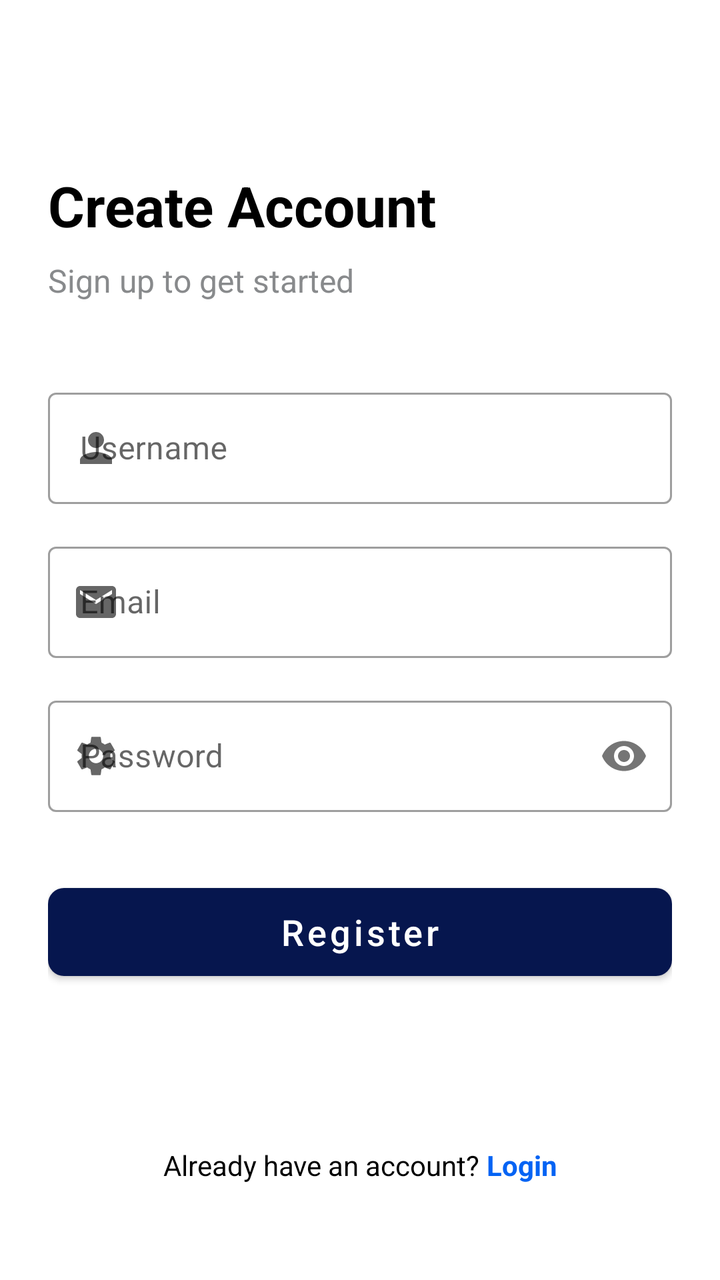
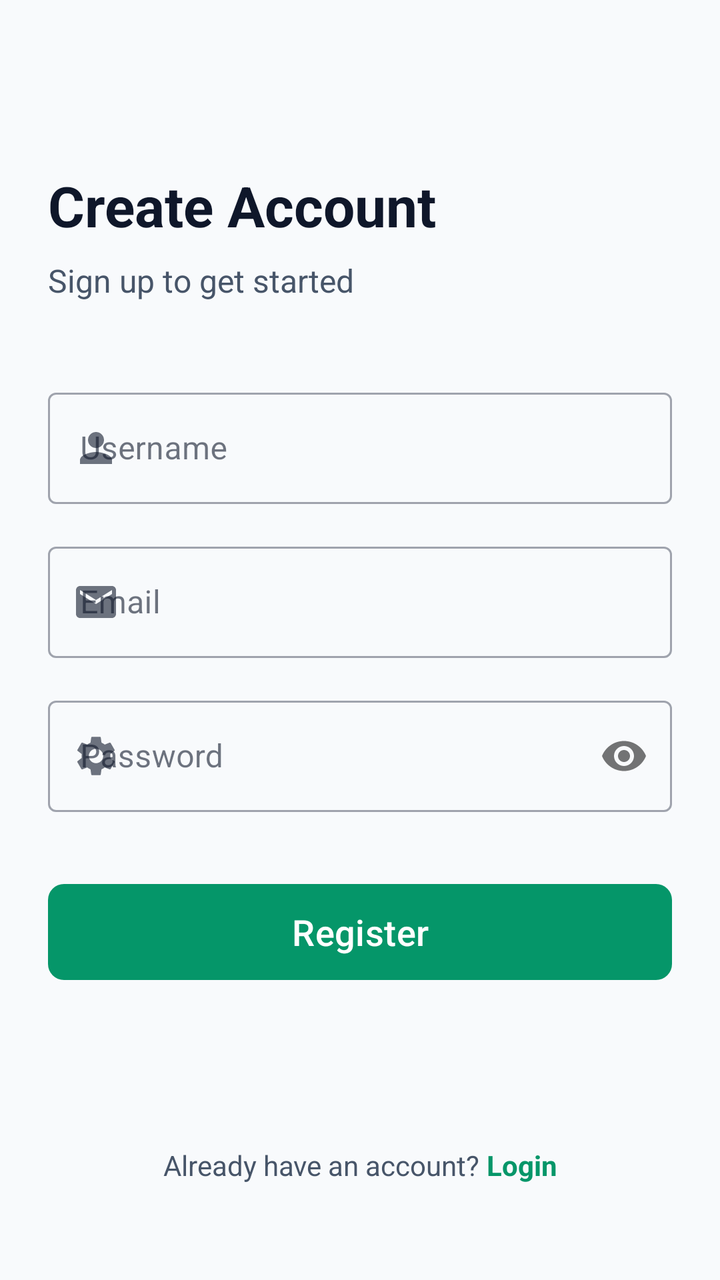

The first picture is an Android layout as it rendered before a commit; the second is the same layout after the commit. The layout source and the unified diff follow.
<!-- AndroidManifest.xml: application theme Theme.TestMaster -->
<!-- res/layout/activity_register.xml -->
<?xml version="1.0" encoding="utf-8"?>
<androidx.constraintlayout.widget.ConstraintLayout xmlns:android="http://schemas.android.com/apk/res/android"
    xmlns:app="http://schemas.android.com/apk/res-auto"
    xmlns:tools="http://schemas.android.com/tools"
    android:layout_width="match_parent"
    android:layout_height="match_parent"
    android:background="@color/white"
    tools:context=".activities.RegisterActivity">

    <ScrollView
        android:layout_width="match_parent"
        android:layout_height="match_parent"
        android:fillViewport="true">

        <androidx.constraintlayout.widget.ConstraintLayout
            android:layout_width="match_parent"
            android:layout_height="wrap_content"
            android:padding="24dp">

            <TextView
                android:id="@+id/tv_create_account"
                android:layout_width="wrap_content"
                android:layout_height="wrap_content"
                android:layout_marginTop="60dp"
                android:text="Create Account"
                android:textColor="@color/black"
                android:textSize="28sp"
                android:textStyle="bold"
                app:layout_constraintStart_toStartOf="parent"
                app:layout_constraintTop_toTopOf="parent" />

            <TextView
                android:id="@+id/tv_subtitle"
                android:layout_width="wrap_content"
                android:layout_height="wrap_content"
                android:layout_marginTop="8dp"
                android:text="Sign up to get started"
                android:textColor="@color/darkgray"
                android:textSize="16sp"
                app:layout_constraintStart_toStartOf="parent"
                app:layout_constraintTop_toBottomOf="@id/tv_create_account" />

            <com.google.android.material.textfield.TextInputLayout
                android:id="@+id/til_username"
                style="@style/Widget.MaterialComponents.TextInputLayout.OutlinedBox"
                android:layout_width="match_parent"
                android:layout_height="wrap_content"
                android:layout_marginTop="40dp"
                android:hint="Username"
                app:layout_constraintTop_toBottomOf="@id/tv_subtitle"
                app:startIconDrawable="@drawable/baseline_person_24">

                <com.google.android.material.textfield.TextInputEditText
                    android:id="@+id/tv_username"
                    android:layout_width="match_parent"
                    android:layout_height="wrap_content"
                    android:inputType="text" />
            </com.google.android.material.textfield.TextInputLayout>

            <com.google.android.material.textfield.TextInputLayout
                android:id="@+id/til_email"
                style="@style/Widget.MaterialComponents.TextInputLayout.OutlinedBox"
                android:layout_width="match_parent"
                android:layout_height="wrap_content"
                android:layout_marginTop="16dp"
                android:hint="Email"
                app:layout_constraintTop_toBottomOf="@id/til_username"
                app:startIconDrawable="@drawable/baseline_email_24">

                <com.google.android.material.textfield.TextInputEditText
                    android:id="@+id/tv_email"
                    android:layout_width="match_parent"
                    android:layout_height="wrap_content"
                    android:inputType="textEmailAddress" />
            </com.google.android.material.textfield.TextInputLayout>

            <com.google.android.material.textfield.TextInputLayout
                android:id="@+id/til_password"
                style="@style/Widget.MaterialComponents.TextInputLayout.OutlinedBox"
                android:layout_width="match_parent"
                android:layout_height="wrap_content"
                android:layout_marginTop="16dp"
                android:hint="Password"
                app:layout_constraintTop_toBottomOf="@id/til_email"
                app:passwordToggleEnabled="true"
                app:startIconDrawable="@drawable/baseline_settings_24">

                <com.google.android.material.textfield.TextInputEditText
                    android:id="@+id/tv_password"
                    android:layout_width="match_parent"
                    android:layout_height="wrap_content"
                    android:inputType="textPassword" />
            </com.google.android.material.textfield.TextInputLayout>

            <com.google.android.material.button.MaterialButton
                android:id="@+id/btn_register"
                android:layout_width="match_parent"
                android:layout_height="56dp"
                android:layout_marginTop="32dp"
                android:text="Register"
                android:textAllCaps="false"
                android:textSize="18sp"
                app:cornerRadius="8dp"
                app:layout_constraintTop_toBottomOf="@id/til_password" />

            <TextView
                android:id="@+id/tv_verify"
                android:layout_width="wrap_content"
                android:layout_height="wrap_content"
                android:layout_marginTop="16dp"
                android:text="Verification email sent! Check your inbox."
                android:textColor="@color/green"
                android:visibility="gone"
                app:layout_constraintEnd_toEndOf="parent"
                app:layout_constraintStart_toStartOf="parent"
                app:layout_constraintTop_toBottomOf="@id/btn_register" />

            <LinearLayout
                android:id="@+id/ll_signin"
                android:layout_width="wrap_content"
                android:layout_height="wrap_content"
                android:layout_marginTop="32dp"
                android:layout_marginBottom="24dp"
                android:orientation="horizontal"
                app:layout_constraintBottom_toBottomOf="parent"
                app:layout_constraintEnd_toEndOf="parent"
                app:layout_constraintStart_toStartOf="parent"
                app:layout_constraintTop_toBottomOf="@id/tv_verify"
                app:layout_constraintVertical_bias="1.0">

                <TextView
                    android:layout_width="wrap_content"
                    android:layout_height="wrap_content"
                    android:text="Already have an account? "
                    android:textColor="@color/black" />

                <TextView
                    android:id="@+id/signin"
                    android:layout_width="wrap_content"
                    android:layout_height="wrap_content"
                    android:text="Login"
                    android:textColor="@color/blue"
                    android:textStyle="bold" />
            </LinearLayout>

        </androidx.constraintlayout.widget.ConstraintLayout>
    </ScrollView>

</androidx.constraintlayout.widget.ConstraintLayout>
<!-- resources referenced by this layout -->
<resources>
  <color name="black">#FF000000</color>
  <color name="blue">#0363F4</color>
  <color name="darkgray">#888A8C</color>
  <color name="green">#4CAF50</color>
  <color name="white">#FFFFFFFF</color>
  <!-- drawable baseline_email_24 (drawable) -->
  <vector xmlns:android="http://schemas.android.com/apk/res/android" android:height="24dp" android:tint="#000000" android:viewportHeight="24" android:viewportWidth="24" android:width="24dp">
        
      <path android:fillColor="@android:color/white" android:pathData="M20,4L4,4c-1.1,0 -1.99,0.9 -1.99,2L2,18c0,1.1 0.9,2 2,2h16c1.1,0 2,-0.9 2,-2L22,6c0,-1.1 -0.9,-2 -2,-2zM20,8l-8,5 -8,-5L4,6l8,5 8,-5v2z"/>
      
  </vector>
  <!-- drawable baseline_person_24 (drawable) -->
  <vector android:height="24dp" android:tint="#000000"
      android:viewportHeight="24" android:viewportWidth="24"
      android:width="24dp" xmlns:android="http://schemas.android.com/apk/res/android">
      <path android:fillColor="@android:color/white" android:pathData="M12,12c2.21,0 4,-1.79 4,-4s-1.79,-4 -4,-4 -4,1.79 -4,4 1.79,4 4,4zM12,14c-2.67,0 -8,1.34 -8,4v2h16v-2c0,-2.66 -5.33,-4 -8,-4z"/>
  </vector>
  <style name="Theme.TestMaster" parent="Base.Theme.TestMaster" />
  <style name="Base.Theme.TestMaster" parent="Theme.MaterialComponents.DayNight.NoActionBar">
          
           <item name="colorPrimary">@color/primary_blue</item>
          <item name="android:statusBarColor">@color/primary_blue</item>
          <item name="colorAccent">@color/primary_blue</item>
      </style>
  <color name="primary_blue">#06164E</color>
  <!-- unchanged entries left out for length: 1 -->
</resources>

<!-- the commit's change to res/layout/activity_register.xml (unified diff, before → after) -->
@@ -4,7 +4,7 @@
     xmlns:tools="http://schemas.android.com/tools"
     android:layout_width="match_parent"
     android:layout_height="match_parent"
-    android:background="@color/white"
+    android:background="@color/background"
     tools:context=".activities.RegisterActivity">
 
     <ScrollView
@@ -23,7 +23,7 @@
                 android:layout_height="wrap_content"
                 android:layout_marginTop="60dp"
                 android:text="Create Account"
-                android:textColor="@color/black"
+                android:textColor="@color/text_primary"
                 android:textSize="28sp"
                 android:textStyle="bold"
                 app:layout_constraintStart_toStartOf="parent"
@@ -35,7 +35,7 @@
                 android:layout_height="wrap_content"
                 android:layout_marginTop="8dp"
                 android:text="Sign up to get started"
-                android:textColor="@color/darkgray"
+                android:textColor="@color/text_secondary"
                 android:textSize="16sp"
                 app:layout_constraintStart_toStartOf="parent"
                 app:layout_constraintTop_toBottomOf="@id/tv_create_account" />
@@ -54,6 +54,7 @@
                     android:id="@+id/tv_username"
                     android:layout_width="match_parent"
                     android:layout_height="wrap_content"
+                    android:textColor="@color/text_primary"
                     android:inputType="text" />
             </com.google.android.material.textfield.TextInputLayout>
 
@@ -71,6 +72,7 @@
                     android:id="@+id/tv_email"
                     android:layout_width="match_parent"
                     android:layout_height="wrap_content"
+                    android:textColor="@color/text_primary"
                     android:inputType="textEmailAddress" />
             </com.google.android.material.textfield.TextInputLayout>
 
@@ -89,6 +91,7 @@
                     android:id="@+id/tv_password"
                     android:layout_width="match_parent"
                     android:layout_height="wrap_content"
+                    android:textColor="@color/text_primary"
                     android:inputType="textPassword" />
             </com.google.android.material.textfield.TextInputLayout>
 
@@ -109,7 +112,7 @@
                 android:layout_height="wrap_content"
                 android:layout_marginTop="16dp"
                 android:text="Verification email sent! Check your inbox."
-                android:textColor="@color/green"
+                android:textColor="@color/success_text"
                 android:visibility="gone"
                 app:layout_constraintEnd_toEndOf="parent"
                 app:layout_constraintStart_toStartOf="parent"
@@ -132,14 +135,14 @@
                     android:layout_width="wrap_content"
                     android:layout_height="wrap_content"
                     android:text="Already have an account? "
-                    android:textColor="@color/black" />
+                    android:textColor="@color/text_secondary" />
 
                 <TextView
                     android:id="@+id/signin"
                     android:layout_width="wrap_content"
                     android:layout_height="wrap_content"
                     android:text="Login"
-                    android:textColor="@color/blue"
+                    android:textColor="@color/primary"
                     android:textStyle="bold" />
             </LinearLayout>
 
<!-- resource entries referenced after the edit -->
@@ -1,10 +1,10 @@
 <!-- resources referenced by this layout -->
 <resources>
-  <color name="black">#FF000000</color>
-  <color name="blue">#0363F4</color>
-  <color name="darkgray">#888A8C</color>
-  <color name="green">#4CAF50</color>
-  <color name="white">#FFFFFFFF</color>
+  <color name="background">#F8FAFC</color>
+  <color name="primary">#059669</color>
+  <color name="success_text">#166534</color>
+  <color name="text_primary">#0F172A</color>
+  <color name="text_secondary">#475569</color>
   <!-- drawable baseline_email_24 (drawable) -->
   <vector xmlns:android="http://schemas.android.com/apk/res/android" android:height="24dp" android:tint="#000000" android:viewportHeight="24" android:viewportWidth="24" android:width="24dp">
         
@@ -18,13 +18,52 @@
       <path android:fillColor="@android:color/white" android:pathData="M12,12c2.21,0 4,-1.79 4,-4s-1.79,-4 -4,-4 -4,1.79 -4,4 1.79,4 4,4zM12,14c-2.67,0 -8,1.34 -8,4v2h16v-2c0,-2.66 -5.33,-4 -8,-4z"/>
   </vector>
   <style name="Theme.TestMaster" parent="Base.Theme.TestMaster" />
-  <style name="Base.Theme.TestMaster" parent="Theme.MaterialComponents.DayNight.NoActionBar">
+  <style name="Base.Theme.TestMaster" parent="Theme.Material3.DayNight.NoActionBar">
           
-           <item name="colorPrimary">@color/primary_blue</item>
-          <item name="android:statusBarColor">@color/primary_blue</item>
-          <item name="colorAccent">@color/primary_blue</item>
+          <item name="colorPrimary">@color/primary</item>
+          <item name="colorOnPrimary">@color/onPrimary</item>
+          <item name="colorPrimaryContainer">@color/primaryContainer</item>
+          <item name="colorOnPrimaryContainer">@color/onPrimaryContainer</item>
+  
+          <item name="colorSecondary">@color/secondary</item>
+          <item name="colorOnSecondary">@color/onSecondary</item>
+          <item name="colorSecondaryContainer">@color/secondaryContainer</item>
+          <item name="colorOnSecondaryContainer">@color/onSecondaryContainer</item>
+  
+          
+          <item name="android:windowBackground">@color/background</item>
+          <item name="colorSurface">@color/surface</item>
+          <item name="colorOnSurface">@color/onSurface</item>
+          <item name="colorSurfaceVariant">@color/surfaceVariant</item>
+          <item name="colorOnSurfaceVariant">@color/onSurfaceVariant</item>
+          <item name="colorOutline">@color/outline</item>
+  
+          
+          <item name="colorError">@color/error</item>
+          <item name="colorOnError">@color/onError</item>
+          <item name="colorErrorContainer">@color/errorContainer</item>
+          <item name="colorOnErrorContainer">@color/onErrorContainer</item>
+  
+          
+          <item name="android:statusBarColor">@color/surface</item>
+          <item name="android:windowLightStatusBar">true</item>
       </style>
-  <color name="primary_blue">#06164E</color>
+  <color name="onPrimary">#FFFFFF</color>
+  <color name="primaryContainer">#D1FAE5</color>
+  <color name="onPrimaryContainer">#064E3B</color>
+  <color name="secondary">#64748B</color>
+  <color name="onSecondary">#FFFFFF</color>
+  <color name="secondaryContainer">#F1F5F9</color>
+  <color name="onSecondaryContainer">#0F172A</color>
+  <color name="surface">#FFFFFF</color>
+  <color name="onSurface">#0F172A</color>
+  <color name="surfaceVariant">#E2E8F0</color>
+  <color name="onSurfaceVariant">#475569</color>
+  <color name="outline">#94A3B8</color>
+  <color name="error">#EF4444</color>
+  <color name="onError">#FFFFFF</color>
+  <color name="errorContainer">#FEE2E2</color>
+  <color name="onErrorContainer">#991B1B</color>
   <!-- unchanged entries left out for length: 1 -->
 </resources>
 
